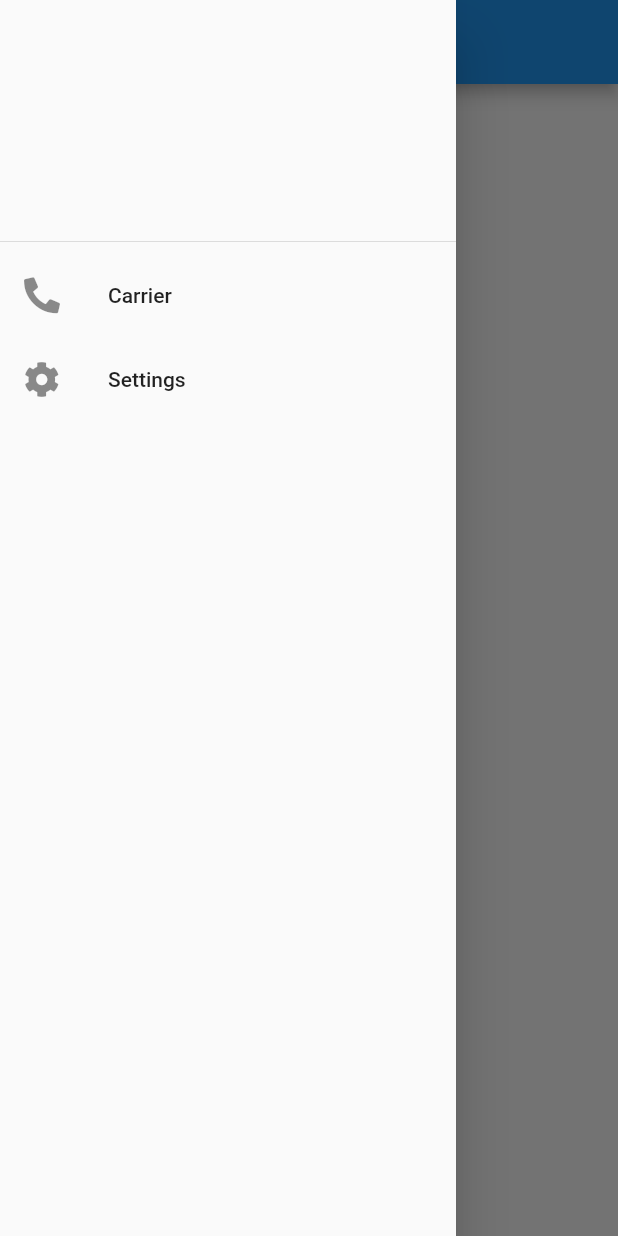
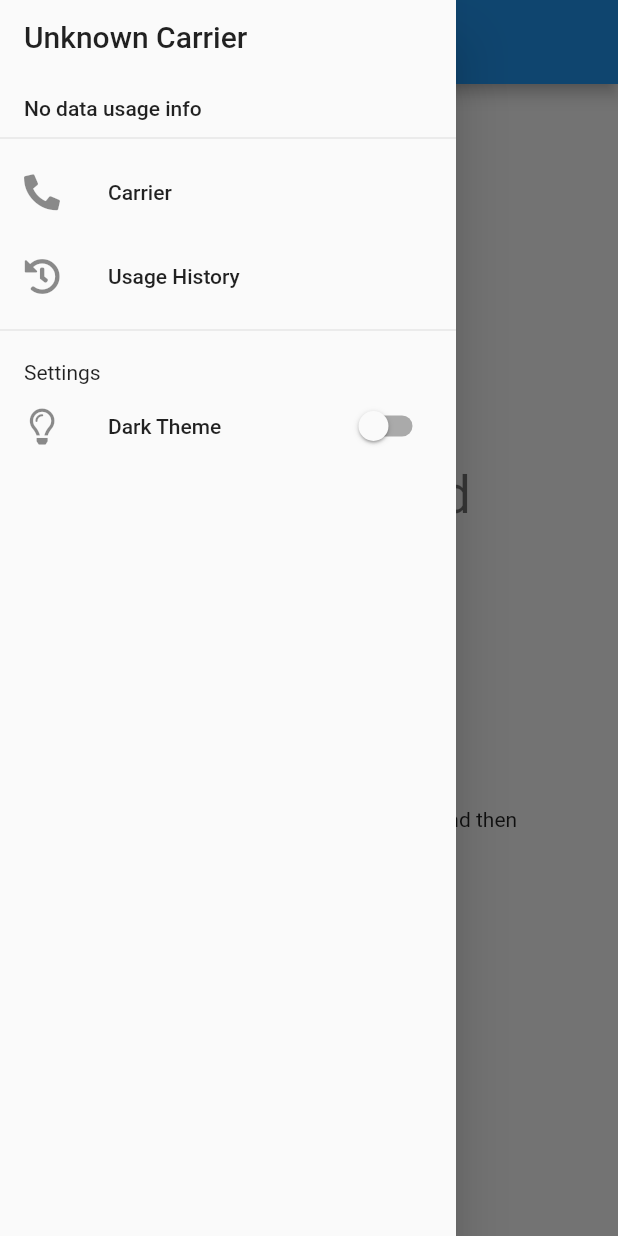
Before and after one commit to rodrigoaddor/dataly, a Flutter app: the screen it shows after launch, with the side drawer open, on a phone screen of 412 x 824 dp. Run offline on Flutter 3.47's test engine with Material 2 defaults, Android fonts, the phone set to English and light mode, and no system bars; our stand-ins replace font_awesome_flutter, percent_indicator, shared_preferences; missing offline and left inert: sms_maintained.

Commit message:
No data home and drawer

```diff
--- a/lib/data/app_state.dart
+++ b/lib/data/app_state.dart
@@ -1,7 +1,7 @@
 import 'dart:async';
 import 'dart:convert';
 
-import 'package:flutter/foundation.dart';
+import 'package:flutter/material.dart';
 
 import 'package:dataly/data/carrier.dart';
 import 'package:dataly/data/data_usage.dart';
@@ -20,10 +20,12 @@ class AppState with ChangeNotifier {
   DataUsage _data;
   Carrier _carrier;
   Completer<UpdateStatus> _updating;
+  ThemeMode _theme;
 
-  AppState({DataUsage data, Carrier carrier})
+  AppState({DataUsage data, Carrier carrier, ThemeMode theme})
       : this._data = data,
-        this._carrier = carrier;
+        this._carrier = carrier,
+        this._theme = theme;
 
   factory AppState.fromPrefs(SharedPreferences prefs) {
     return AppState(
@@ -31,6 +33,7 @@ class AppState with ChangeNotifier {
       carrier: prefs.containsKey('carrier')
           ? Carriers.firstWhere((carrier) => carrier.name == prefs.getString('carrier'))
           : null,
+      theme: prefs.containsKey('theme') ? ThemeMode.values[prefs.getInt('theme')] : ThemeMode.light,
     );
   }
 
@@ -46,9 +49,7 @@ class AppState with ChangeNotifier {
   set carrier(Carrier newCarrier) {
     this._carrier = newCarrier;
     notifyListeners();
-    getPrefs().then((prefs) {
-      return prefs.setString('carrier', this._carrier.name);
-    });
+    getPrefs().then((prefs) => prefs.setString('carrier', this._carrier.name));
   }
 
   Completer<UpdateStatus> get updating => this._updating;
@@ -56,4 +57,12 @@ class AppState with ChangeNotifier {
     this._updating = completer;
     notifyListeners();
   }
+
+  ThemeMode get theme => this._theme;
+  set theme(ThemeMode newTheme) {
+    this._theme = newTheme;
+    print(this._theme);
+    notifyListeners();
+    getPrefs().then((prefs) => prefs.setInt('theme', this._theme.index));
+  }
 }
--- a/lib/main.dart
+++ b/lib/main.dart
@@ -14,6 +14,7 @@ AppState appState;
 
 void main() async {
   final prefs = await SharedPreferences.getInstance();
+  await prefs.clear();
 
   appState = AppState.fromPrefs(prefs);
 
@@ -45,10 +46,14 @@ void main() async {
 class DatalyApp extends StatelessWidget {
   @override
   Widget build(BuildContext context) {
+    final appState = Provider.of<AppState>(context);
+
     return MaterialApp(
       title: 'Dataly',
       home: HomePage(),
+      themeMode: appState.theme,
       theme: ThemeData.light(),
+      darkTheme: ThemeData.dark(),
     );
   }
 }
--- a/lib/page/home.dart
+++ b/lib/page/home.dart
@@ -5,6 +5,7 @@ import 'package:flutter/material.dart';
 import 'package:dataly/widget/loading_sheet.dart';
 import 'package:dataly/data/app_state.dart';
 import 'package:dataly/widget/app_drawer.dart';
+import 'package:font_awesome_flutter/font_awesome_flutter.dart';
 
 import 'package:percent_indicator/circular_percent_indicator.dart';
 import 'package:provider/provider.dart';
@@ -74,6 +75,7 @@ class HomePageState extends State<HomePage> with TickerProviderStateMixin {
   @override
   Widget build(BuildContext context) {
     final appState = Provider.of<AppState>(context);
+    final theme = Theme.of(context);
 
     return Scaffold(
       appBar: AppBar(
@@ -112,7 +114,32 @@ class HomePageState extends State<HomePage> with TickerProviderStateMixin {
       body: Builder(
         builder: (context) {
           return !appState.hasDataUsage
-              ? Text('No data found')
+              ? Column(
+                  mainAxisAlignment: MainAxisAlignment.center,
+                  crossAxisAlignment: CrossAxisAlignment.center,
+                  children: [
+                    SizedBox(width: double.infinity),
+                    Text(
+                      'No data found',
+                      style: theme.textTheme.display1,
+                    ),
+                    Padding(
+                      padding: const EdgeInsets.symmetric(vertical: 20),
+                      child: Icon(
+                        FontAwesomeIcons.timesCircle,
+                        size: 140,
+                        color: (theme.brightness == Brightness.light ? Colors.black : Colors.white).withOpacity(0.2),
+                      ),
+                    ),
+                    Padding(
+                      padding: const EdgeInsets.fromLTRB(64, 8, 64, 0),
+                      child: Text(
+                        'Select your carrier in the left drawer and then press the refresh button below.',
+                        textAlign: TextAlign.center,
+                      ),
+                    )
+                  ],
+                )
               : Stack(
                   alignment: Alignment.center,
                   fit: StackFit.expand,
--- a/lib/widget/app_drawer.dart
+++ b/lib/widget/app_drawer.dart
@@ -2,7 +2,9 @@ import 'package:flutter/material.dart';
 
 import 'package:dataly/data/app_state.dart';
 import 'package:dataly/widget/carrier_dialog.dart';
+import 'package:dataly/widget/boxed_text.dart';
 
+import 'package:intl/intl.dart';
 import 'package:provider/provider.dart';
 import 'package:font_awesome_flutter/font_awesome_flutter.dart';
 
@@ -12,6 +14,53 @@ class AppDrawer extends StatefulWidget {
 }
 
 class _AppDrawerState extends State<AppDrawer> {
+  Widget buildHeader(BuildContext context) {
+    final appState = Provider.of<AppState>(context);
+    final theme = Theme.of(context);
+    final dateFormat = DateFormat('MMM dd');
+
+    return SizedBox(
+      height: 100,
+      child: DrawerHeader(
+        padding: EdgeInsets.only(left: 16),
+        child: Column(
+          mainAxisAlignment: MainAxisAlignment.spaceBetween,
+          crossAxisAlignment: CrossAxisAlignment.start,
+          children: [
+            BoxedText(
+              height: 36,
+              child: Text(
+                appState.carrier != null ? appState.carrier.name : 'Unknown Carrier',
+                style: theme.textTheme.title,
+              ),
+            ),
+            BoxedText(
+              height: 48,
+              child: appState.hasDataUsage
+                  ? Column(
+                      crossAxisAlignment: CrossAxisAlignment.start,
+                      children: [
+                        Text(
+                          '${appState.data?.limit} plan',
+                        ),
+                        Text(
+                          'Resets on ${dateFormat.format(appState.data?.reset ?? DateTime.now())}',
+                        ),
+                      ],
+                    )
+                  : Padding(
+                    padding: EdgeInsets.only(bottom: 12),
+                      child: Text(
+                        'No data usage info',
+                      ),
+                    ),
+            ),
+          ],
+        ),
+      ),
+    );
+  }
+
   @override
   Widget build(BuildContext context) {
     final appState = Provider.of<AppState>(context);
@@ -19,20 +68,36 @@ class _AppDrawerState extends State<AppDrawer> {
     return Drawer(
       child: ListView(
         children: [
-            DrawerHeader(
-              child: Column(
-                children: [if(appState.carrier != null) Text(appState.carrier.name)],
-              ),
-            ),
+          buildHeader(context),
           ListTile(
             title: const Text('Carrier'),
             leading: Icon(FontAwesomeIcons.phoneAlt),
             onTap: () => showDialog(context: context, builder: (context) => CarrierDialog()),
           ),
           ListTile(
-              title: const Text('Settings'),
-              leading: Icon(FontAwesomeIcons.cog),
-            )
+            title: const Text('Usage History'),
+            leading: Icon(FontAwesomeIcons.history),
+          ),
+          Divider(),
+          SizedBox(
+            height: 28,
+            child: Padding(
+                padding: EdgeInsets.only(left: 16),
+                child: Align(
+                  alignment: Alignment.bottomLeft,
+                  child: Text(
+                    'Settings',
+                    style: Theme.of(context).textTheme.body1,
+                  ),
+                )),
+          ),
+          SwitchListTile(
+            title: const Text('Dark Theme'),
+            secondary:
+                Icon(appState.theme == ThemeMode.dark ? FontAwesomeIcons.solidLightbulb : FontAwesomeIcons.lightbulb),
+            value: appState.theme == ThemeMode.dark,
+            onChanged: (dark) => appState.theme = dark ? ThemeMode.dark : ThemeMode.light,
+          ),
         ],
       ),
     );
--- /dev/null
+++ b/lib/widget/boxed_text.dart
@@ -0,0 +1,19 @@
+import 'package:flutter/material.dart';
+
+class BoxedText extends StatelessWidget {
+  final Widget child;
+  final double height;
+
+  BoxedText({@required this.child, @required this.height});
+
+  @override
+  Widget build(BuildContext context) {
+    return SizedBox(
+      height: this.height,
+      child: Align(
+        alignment: Alignment.bottomLeft,
+        child: this.child,
+      ),
+    );
+  }
+}
--- a/pubspec.yaml
+++ b/pubspec.yaml
@@ -11,6 +11,7 @@ dependencies:
 
   provider: ^3.1.0+1
   shared_preferences: ^0.5.4+1
+  intl: ^0.16.0
 
   font_awesome_flutter: ^8.5.0
   percent_indicator: ^2.1.1+1
```
Also changed, not shown: pubspec.lock. Lines whose indentation alone changed are shown as unchanged.
